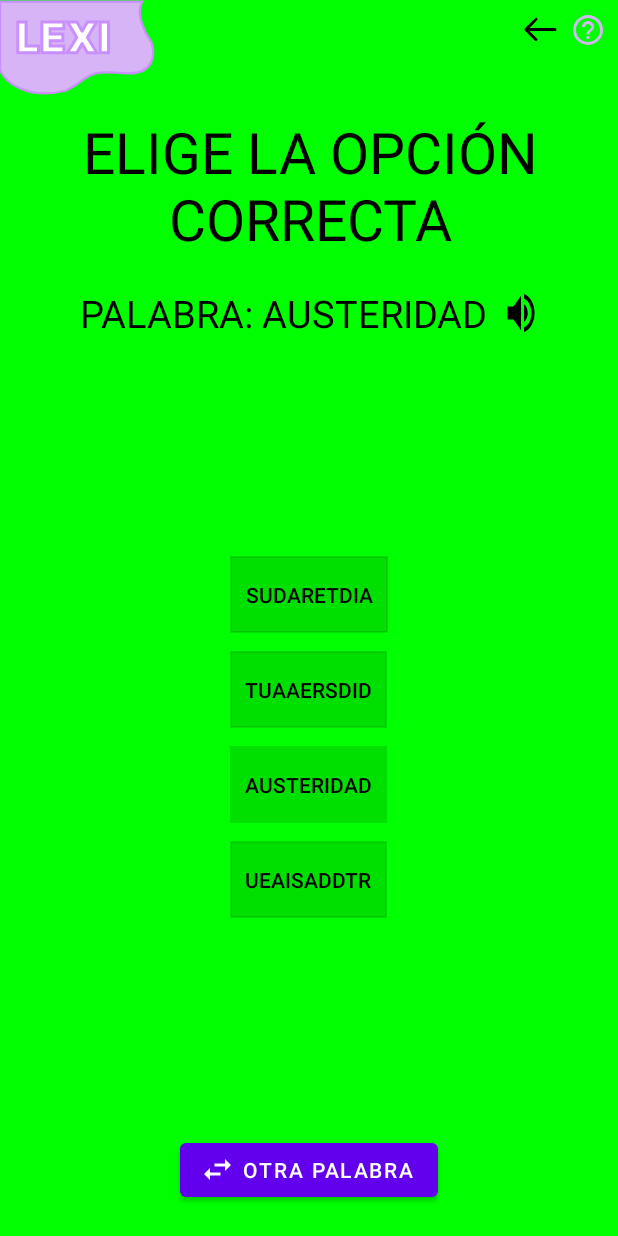
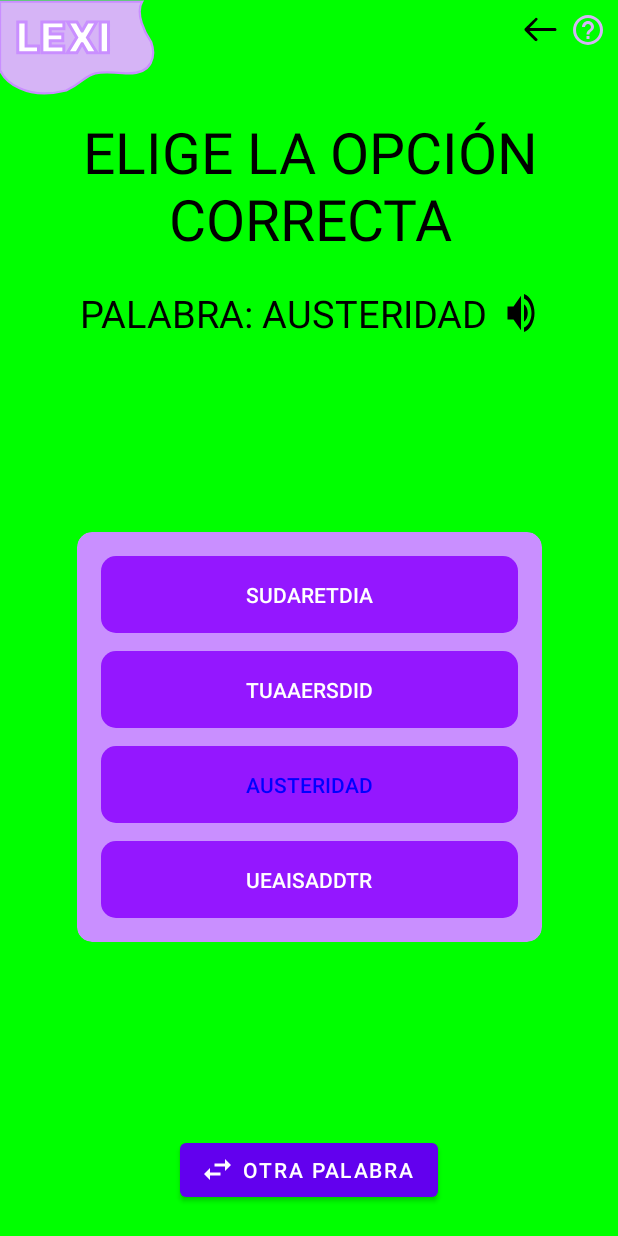
Before and after one commit to aggus011/lexi-app, an Android app: the CorrectWordActivity screen opened directly, with no data from a screen before it, after a tap on "AUSTERIDAD", on a phone screen of 412 x 824 dp. Run offline under Robolectric (Android 15) with nearby library versions, the phone set to English and light mode, and no system bars; our stand-ins replace Dagger/Hilt's generated code, Firebase (no records; nobody signed in at launch, a user with empty details on screens opened directly); 1 statement that could not run was skipped.

Commit message:
refactor layout

```diff
--- a/app/src/main/java/com/example/lexiapp/ui/games/correctword/CorrectWordActivity.kt
+++ b/app/src/main/java/com/example/lexiapp/ui/games/correctword/CorrectWordActivity.kt
@@ -23,6 +23,7 @@ import kotlinx.coroutines.delay
 import kotlinx.coroutines.launch
 import android.media.MediaPlayer
 import kotlinx.coroutines.withContext
+
 @AndroidEntryPoint
 class CorrectWordActivity : AppCompatActivity() {
 
@@ -38,8 +39,8 @@ class CorrectWordActivity : AppCompatActivity() {
     }
 
     private fun setObservers() {
-        vM.basicWords.observe(this){
-            if(!it.isNullOrEmpty()){
+        vM.basicWords.observe(this) {
+            if (!it.isNullOrEmpty()) {
                 setListeners()
                 waitForValues()
                 progressBarOff()
@@ -118,10 +119,15 @@ class CorrectWordActivity : AppCompatActivity() {
         val constraintLayout = findViewById<ConstraintLayout>(R.id.constraintLayout)
         desactivateButton()
         Handler(Looper.getMainLooper()).postDelayed({
-            makeText(binding.txtSelectWord.context, "Felicidades, Elegiste la palabra correcta", LENGTH_SHORT).show()
+            makeText(
+                binding.txtSelectWord.context,
+                "Felicidades, Elegiste la palabra correcta",
+                LENGTH_SHORT
+            ).show()
             progressBarOff()
             constraintLayout.setBackgroundColor(Color.GREEN)
-            button.setBackgroundColor(Color.WHITE)
+            button.setTextColor(Color.BLUE)
+            // button.setBackgroundColor(Color.WHITE)
         }, 1000)
     }
 
@@ -139,12 +145,16 @@ class CorrectWordActivity : AppCompatActivity() {
             withContext(Dispatchers.Main) {
                 try {
                     setValues()
-                }catch (e: Exception){
-                    binding.progressBar3.visibility=View.GONE
-                    binding.txtWord.visibility= View.GONE
-                    binding.txtVariableWord.visibility= View.GONE
-                    binding.iconVolume.visibility= View.GONE
-                    Toast.makeText(applicationContext ,"NO SE PUDO CARGAR LA PALABRA", Toast.LENGTH_SHORT).show()
+                } catch (e: Exception) {
+                    binding.progressBar3.visibility = View.GONE
+                    binding.txtWord.visibility = View.GONE
+                    binding.txtVariableWord.visibility = View.GONE
+                    binding.iconVolume.visibility = View.GONE
+                    Toast.makeText(
+                        applicationContext,
+                        "NO SE PUDO CARGAR LA PALABRA",
+                        Toast.LENGTH_SHORT
+                    ).show()
 
                 }
             }
@@ -171,7 +181,7 @@ class CorrectWordActivity : AppCompatActivity() {
         binding.txtWordToPlay.visibility = View.VISIBLE
     }
 
-    private fun setValues(){
+    private fun setValues() {
         val words = vM.basicWords.value!!
         binding.txtVariableWord.text = words[0]
         val shuffledArray = words.shuffled().toTypedArray()
--- a/app/src/main/res/layout/activity_correct_word.xml
+++ b/app/src/main/res/layout/activity_correct_word.xml
@@ -82,46 +82,64 @@
             android:background="@drawable/volume_high" />
     </LinearLayout>
 
-    <LinearLayout
+
+
+    <androidx.cardview.widget.CardView
         android:id="@+id/option_word"
-        android:layout_width="wrap_content"
+        android:layout_width="310dp"
         android:layout_height="wrap_content"
         android:gravity="center"
+        style="@style/buttonWord"
+        app:cardCornerRadius="10dp"
+        android:backgroundTint="@color/light_purple"
         android:orientation="vertical"
         app:layout_constraintBottom_toTopOf="@id/btnOtherWord"
         app:layout_constraintEnd_toEndOf="parent"
         app:layout_constraintStart_toStartOf="parent"
         app:layout_constraintTop_toBottomOf="@id/txtWordToPlay">
 
+        <LinearLayout
+            android:layout_width="match_parent"
+            android:layout_height="match_parent"
+            android:layout_margin="10dp"
+            android:orientation="vertical">
+
+
         <com.google.android.material.button.MaterialButton
             android:id="@+id/word_one"
             style="@style/buttonWord"
-            android:layout_width="wrap_content"
+            android:layout_width="match_parent"
             android:layout_height="wrap_content"
+            app:backgroundTint="@color/purple"
             tools:text="WordOne" />
 
         <com.google.android.material.button.MaterialButton
             android:id="@+id/word_two"
             style="@style/buttonWord"
-            android:layout_width="wrap_content"
+            android:layout_width="match_parent"
             android:layout_height="wrap_content"
+            app:backgroundTint="@color/purple"
             tools:text="WordTwo" />
 
         <com.google.android.material.button.MaterialButton
             android:id="@+id/word_three"
             style="@style/buttonWord"
-            android:layout_width="wrap_content"
+            android:layout_width="match_parent"
             android:layout_height="wrap_content"
+            app:backgroundTint="@color/purple"
             tools:text="WordThree" />
 
         <com.google.android.material.button.MaterialButton
             android:id="@+id/word_four"
             style="@style/buttonWord"
-            android:layout_width="wrap_content"
+            android:layout_width="match_parent"
             android:layout_height="wrap_content"
+            app:backgroundTint="@color/purple"
             tools:text="WordFour" />
 
-    </LinearLayout>
+        </LinearLayout>
+
+    </androidx.cardview.widget.CardView>
 
     <com.google.android.material.button.MaterialButton
         android:id="@+id/btnOtherWord"
--- a/app/src/main/res/values/styles.xml
+++ b/app/src/main/res/values/styles.xml
@@ -1,69 +1,86 @@
 <?xml version="1.0" encoding="utf-8"?>
 <resources>
+
     <style name="lexiLogo">
         <item name="android:textSize">40sp</item>
         <item name="android:textColor">@color/black</item>
         <item name="android:textStyle">bold</item>
     </style>
+
     <style name="signUpText">
         <item name="android:textSize">20sp</item>
         <item name="android:textColor">@color/black</item>
     </style>
+
     <style name="title">
         <item name="android:textSize">30sp</item>
         <item name="android:textColor">@color/black</item>
         <item name="android:fontFamily">@font/chau_philomene_one_regular</item>
     </style>
+
     <style name="audioDuration">
         <item name="android:textSize">14sp</item>
         <item name="android:textColor">@color/black</item>
         <item name="android:fontFamily">@font/chau_philomene_one_regular</item>
     </style>
+
     <style name="textToRead">
         <item name="android:textSize">20sp</item>
         <item name="android:textColor">@color/black</item>
         <item name="fontFamily">@font/chau_philomene_one_regular</item>
     </style>
+
     <style name="subtitle">
         <item name="android:textSize">18sp</item>
         <item name="android:textColor">@color/black</item>
         <item name="android:fontFamily">@font/chau_philomene_one_regular</item>
     </style>
+
     <style name="textMaterialButton">
         <item name="android:textSize">20sp</item>
         <item name="android:fontFamily">@font/chau_philomene_one_regular</item>
     </style>
+
     <style name="textItemsBottomNavigation">
         <item name="android:textSize">14sp</item>
         <item name="android:fontFamily">@font/chau_philomene_one_regular</item>
     </style>
+
     <style name="objectives">
         <item name="android:textSize">24sp</item>
         <item name="android:textColor">@color/white</item>
         <item name="android:fontFamily">@font/chau_philomene_one_regular</item>
     </style>
-    <style name="circleImageViewStyle" >
+
+    <style name="circleImageViewStyle">
         <item name="cornerFamily">rounded</item>
         <item name="cornerSize">50%</item>
     </style>
+
     <style name="Widget.AppCompat.BtnCorrectWord" parent="Widget.AppCompat.Button">
-        <item name="android:backgroundTint">@color/btn_word</item>
+        <item name="android:background">@drawable/btn_objectives_shape</item>
         <item name="alpha">30</item>
         <item name="android:textSize">22sp</item>
         <item name="android:textColor">@color/black</item>
     </style>
+
     <style name="buttonWord" parent="@style/Widget.AppCompat.Button.Borderless">
-        <item name="android:textColor">@color/black</item>
-        <item name="android:background">@drawable/btn_letter_not_select</item>
+        <item name="android:textColor">@color/white</item>
+        <item name="android:background">@drawable/btn_objectives_shape</item>
+        <item name="android:backgroundTint">@color/light_purple</item>
         <item name="android:padding">10dp</item>
         <item name="android:layout_margin">6dp</item>
     </style>
+
     <style name="DatePickerTheme" parent="@style/ThemeOverlay.MaterialComponents.Dialog">
         <item name="android:datePickerMode">spinner</item>
         <item name="android:headerBackground">@color/light_purple</item>
-        <item name="colorControlNormal">@color/light_purple</item> <!-- Cambia el color de los controles normales -->
-        <item name="colorControlActivated">@color/purple</item> <!-- Cambia el color de los controles activados -->
-        <item name="android:textColorPrimary">@color/black</item> <!-- Cambia el color del texto principal -->
+        <item name="colorControlNormal">@color/light_purple
+        </item> <!-- Cambia el color de los controles normales -->
+        <item name="colorControlActivated">@color/purple
+        </item> <!-- Cambia el color de los controles activados -->
+        <item name="android:textColorPrimary">@color/black
+        </item> <!-- Cambia el color del texto principal -->
         <!-- Otros atributos personalizables -->
     </style>
 </resources>
```
Lines whose indentation alone changed are shown as unchanged.
